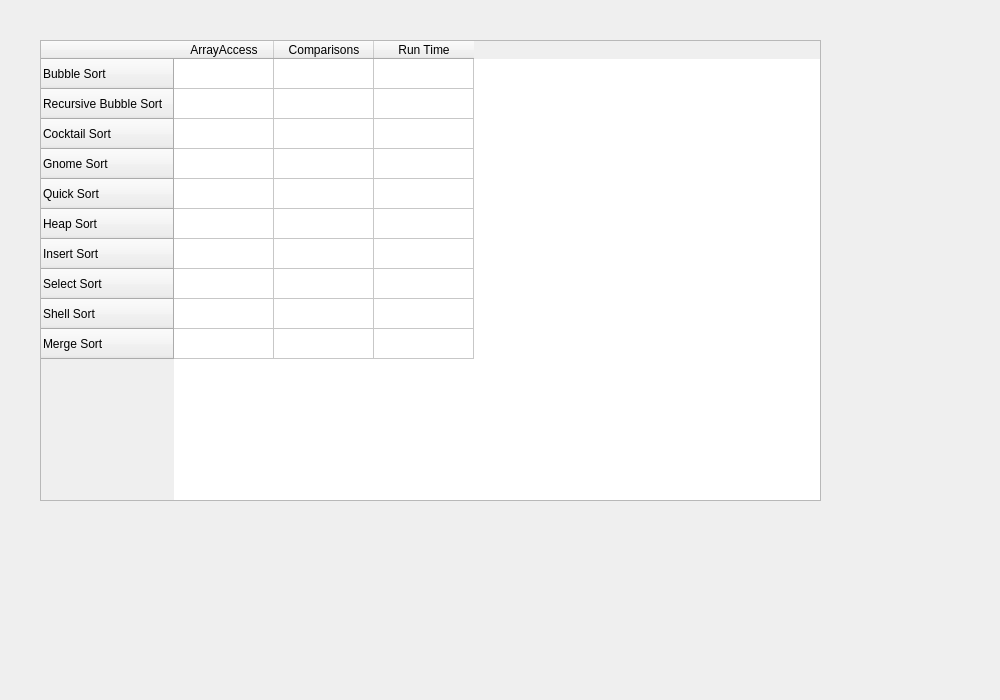
First picture: the form in form.ui, repository wlpswmt/SortViz, before the edit.
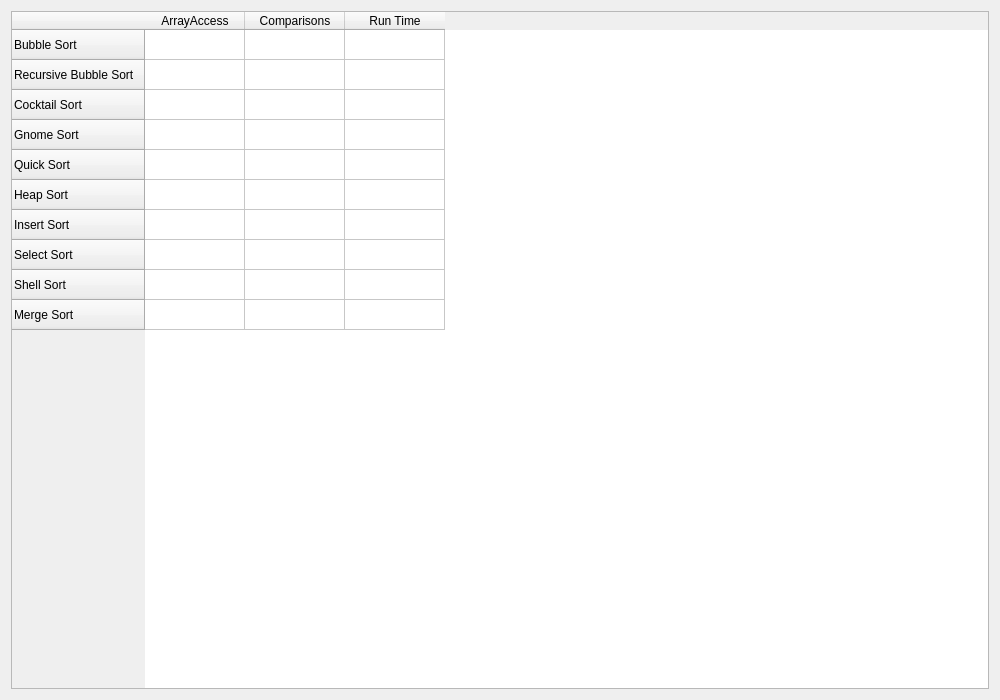
Second picture: the form after the edit.

```diff
--- a/form.ui
+++ b/form.ui
@@ -25,15 +25,9 @@
   <property name="windowTitle">
    <string>Form</string>
   </property>
+  <layout class="QHBoxLayout" name="horizontalLayout">
+   <item>
   <widget class="QTableWidget" name="tableWidget">
-   <property name="geometry">
-    <rect>
-     <x>40</x>
-     <y>40</y>
-     <width>781</width>
-     <height>461</height>
-    </rect>
-   </property>
    <property name="sizePolicy">
     <sizepolicy hsizetype="Expanding" vsizetype="Expanding">
      <horstretch>0</horstretch>
@@ -106,6 +100,8 @@
     </property>
    </column>
   </widget>
+   </item>
+  </layout>
  </widget>
  <resources/>
  <connections/>
```
Lines whose indentation alone changed are shown as unchanged.
